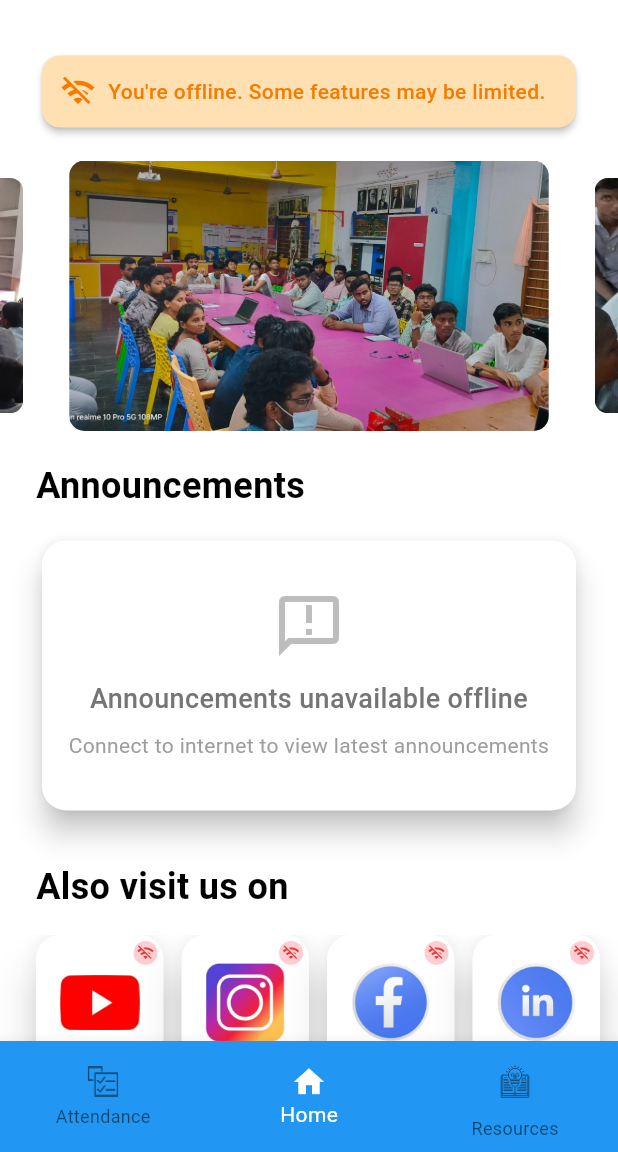
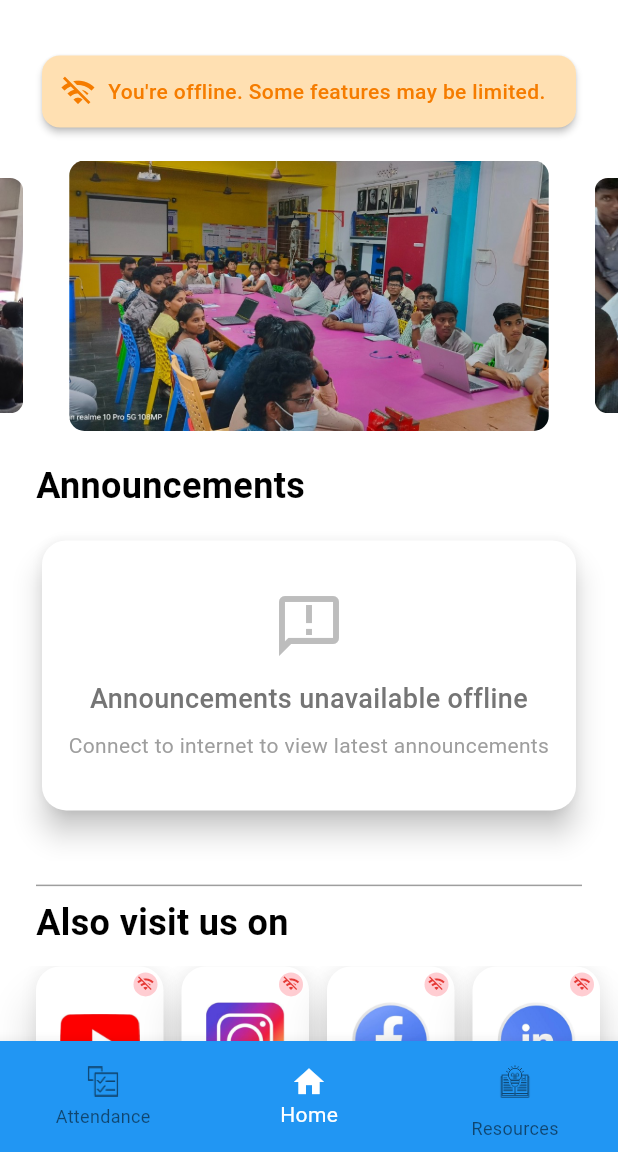
Before and after one commit to Rohith2205/Atal, a Flutter app: the screen it shows after launch, on a phone screen of 412 x 824 dp, the part 84-1236 px from its top. Run offline on Flutter 3.47's test engine with Material 3 defaults, Android fonts, the phone set to English and light mode, and no system bars; drawn by our look-alikes of carousel_slider; our stand-ins replace another_flutter_splash_screen, cloud_firestore, connectivity_plus, device_preview, elegant_notification, firebase_core and 5 more; missing offline and left inert: amplify_api, amplify_auth_cognito, amplify_authenticator, amplify_flutter, amplify_storage_s3, syncfusion_flutter_pdfviewer; accounts and stored records are empty.

Commit message:
Update SocialMediaSection.dart

```diff
--- a/lib/components/SocialMediaSection.dart
+++ b/lib/components/SocialMediaSection.dart
@@ -43,19 +43,29 @@ class SocialMediaSection extends StatelessWidget {
 
   @override
   Widget build(BuildContext context) {
-    return Column(
-      crossAxisAlignment: CrossAxisAlignment.start,
-      children: [
-        const _SectionTitle(title: 'Also visit us on'),
-        const SizedBox(height: 15),
-        _buildSocialMediaCards(),
-      ],
+    return Container(
+      color: Colors.white, // Ensure visual continuity
+      padding: const EdgeInsets.only(top: 8.0, bottom: 24.0),
+      child: Column(
+        crossAxisAlignment: CrossAxisAlignment.start,
+        children: [
+          const Divider(
+            thickness: 1,
+            indent: 24,
+            endIndent: 24,
+            color: Colors.grey,
+          ),
+          const _SectionTitle(title: 'Also visit us on'),
+          const SizedBox(height: 12),
+          _buildSocialMediaCards(),
+        ],
+      ),
     );
   }
 
   Widget _buildSocialMediaCards() {
     return SizedBox(
-      height: 90,
+      height: 100,
       child: ListView.builder(
         scrollDirection: Axis.horizontal,
         padding: const EdgeInsets.symmetric(horizontal: 24),
```
